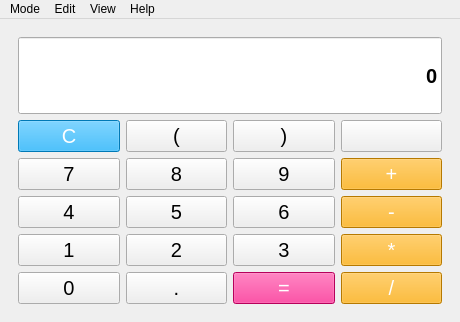
This is src/pyqulator/ui.ui in limafresh/pyqulator as Qt 5 draws it before an edit. The edited form follows.
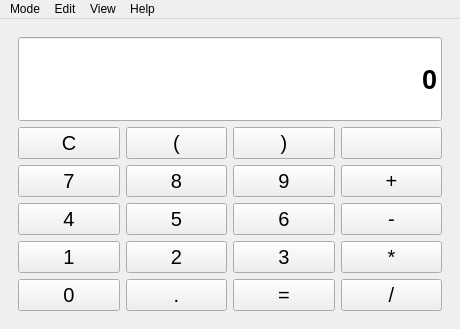
This is the edited form. Icons and pictures are not drawn.

Commit message: Removed color from buttons (as some themes do not support it), increased text size in the result line

```diff
--- a/src/pyqulator/ui.ui
+++ b/src/pyqulator/ui.ui
@@ -34,7 +34,7 @@
           </property>
           <property name="font">
            <font>
-            <pointsize>15</pointsize>
+            <pointsize>20</pointsize>
             <bold>true</bold>
            </font>
           </property>
@@ -65,8 +65,7 @@
              </font>
             </property>
             <property name="styleSheet">
-             <string notr="true">color: rgb(255, 255, 255);
-background-color: rgb(255, 0, 127);</string>
+             <string notr="true"/>
             </property>
             <property name="text">
              <string>=</string>
@@ -87,8 +86,7 @@
              </font>
             </property>
             <property name="styleSheet">
-             <string notr="true">color: rgb(255, 255, 255);
-background-color: rgb(255, 170, 0);</string>
+             <string notr="true"/>
             </property>
             <property name="text">
              <string>/</string>
@@ -176,8 +174,7 @@
              </font>
             </property>
             <property name="styleSheet">
-             <string notr="true">color: rgb(255, 255, 255);
-background-color: rgb(255, 170, 0);</string>
+             <string notr="true"/>
             </property>
             <property name="text">
              <string>+</string>
@@ -252,8 +249,7 @@
              </font>
             </property>
             <property name="styleSheet">
-             <string notr="true">color: rgb(255, 255, 255);
-background-color: rgb(255, 170, 0);</string>
+             <string notr="true"/>
             </property>
             <property name="text">
              <string>-</string>
@@ -274,8 +270,7 @@
              </font>
             </property>
             <property name="styleSheet">
-             <string notr="true">color: rgb(255, 255, 255);
-background-color: rgb(0, 170, 255);</string>
+             <string notr="true"/>
             </property>
             <property name="text">
              <string>C</string>
@@ -350,8 +345,7 @@
              </font>
             </property>
             <property name="styleSheet">
-             <string notr="true">color: rgb(255, 255, 255);
-background-color: rgb(255, 170, 0);</string>
+             <string notr="true"/>
             </property>
             <property name="text">
              <string>*</string>
@@ -590,8 +584,7 @@
              </font>
             </property>
             <property name="styleSheet">
-             <string notr="true">color: rgb(255, 255, 255);
-background-color: rgb(255, 170, 0);</string>
+             <string notr="true"/>
             </property>
             <property name="text">
              <string>*</string>
@@ -648,8 +641,7 @@
              </font>
             </property>
             <property name="styleSheet">
-             <string notr="true">color: rgb(255, 255, 255);
-background-color: rgb(0, 170, 255);</string>
+             <string notr="true"/>
             </property>
             <property name="text">
              <string>C</string>
@@ -748,8 +740,7 @@
              </font>
             </property>
             <property name="styleSheet">
-             <string notr="true">color: rgb(255, 255, 255);
-background-color: rgb(255, 0, 127);</string>
+             <string notr="true"/>
             </property>
             <property name="text">
              <string>=</string>
@@ -806,8 +797,7 @@
              </font>
             </property>
             <property name="styleSheet">
-             <string notr="true">color: rgb(255, 255, 255);
-background-color: rgb(255, 170, 0);</string>
+             <string notr="true"/>
             </property>
             <property name="text">
              <string>-</string>
@@ -846,8 +836,7 @@
              </font>
             </property>
             <property name="styleSheet">
-             <string notr="true">color: rgb(255, 255, 255);
-background-color: rgb(255, 170, 0);</string>
+             <string notr="true"/>
             </property>
             <property name="text">
              <string>/</string>
@@ -1031,8 +1020,7 @@
              </font>
             </property>
             <property name="styleSheet">
-             <string notr="true">color: rgb(255, 255, 255);
-background-color: rgb(255, 170, 0);</string>
+             <string notr="true"/>
             </property>
             <property name="text">
              <string>+</string>
@@ -1069,7 +1057,7 @@
           </property>
           <property name="font">
            <font>
-            <pointsize>15</pointsize>
+            <pointsize>20</pointsize>
             <bold>true</bold>
            </font>
           </property>
```
The commit also changes 11 other files.
